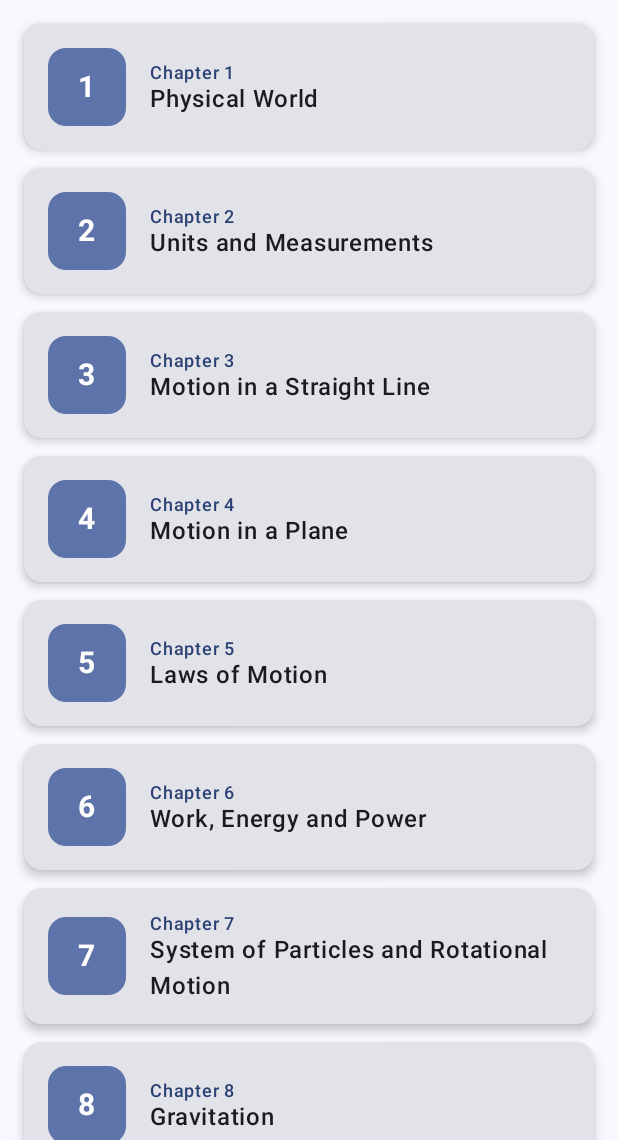
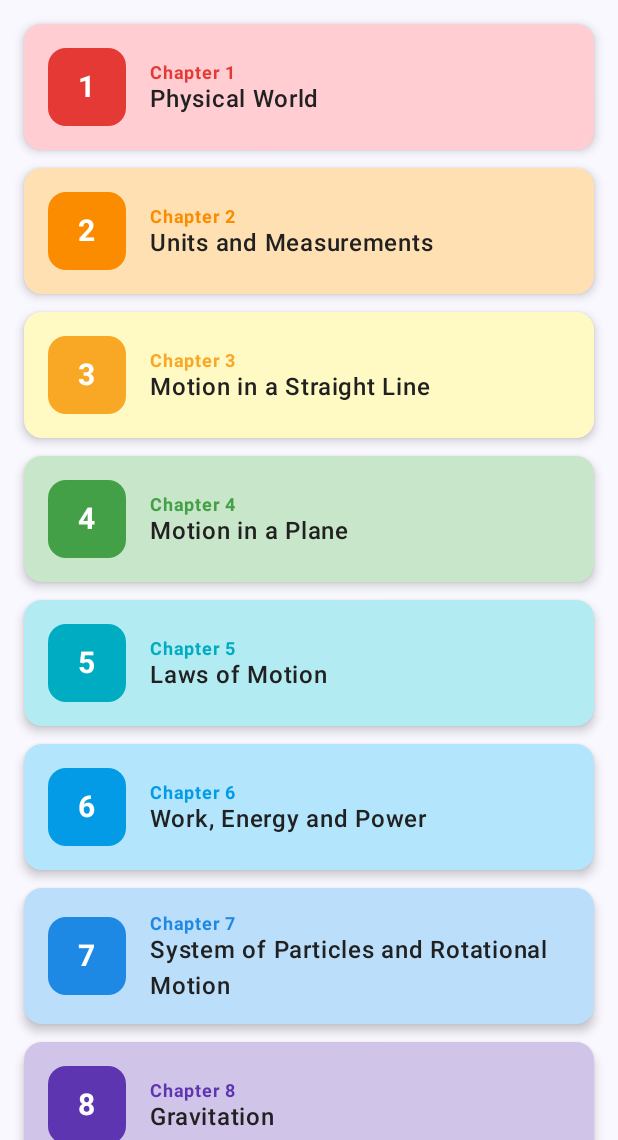
Before and after one commit to ssilu07/class-11-physics, an Android app built with Jetpack Compose: the screen it shows after launch (MainActivity), on a phone screen of 412 x 824 dp, the part 96-1236 px from its top. Run offline under Robolectric (Android 15) with nearby library versions, the light colour scheme and no system bars.

Commit message:
update loading

```diff
--- a/app/src/main/java/com/royals/class11physics/MainActivity.kt
+++ b/app/src/main/java/com/royals/class11physics/MainActivity.kt
@@ -31,6 +31,7 @@ import androidx.compose.material3.TopAppBarDefaults
 import androidx.compose.runtime.Composable
 import androidx.compose.ui.Alignment
 import androidx.compose.ui.Modifier
+import androidx.compose.ui.graphics.Color
 import androidx.compose.ui.platform.LocalContext
 import androidx.compose.ui.text.font.FontWeight
 import androidx.compose.ui.unit.dp
@@ -55,6 +56,42 @@ val chapters = listOf(
     Chapter(13, "Kinetic Theory", "chapter_13.html"),
     Chapter(14, "Oscillations", "chapter_14.html"),
     Chapter(15, "Waves", "chapter_15.html")
+)
+
+private val cardBgColors = listOf(
+    Color(0xFFFFCDD2), // 1  - Red
+    Color(0xFFFFE0B2), // 2  - Orange
+    Color(0xFFFFF9C4), // 3  - Yellow
+    Color(0xFFC8E6C9), // 4  - Green
+    Color(0xFFB2EBF2), // 5  - Cyan
+    Color(0xFFB3E5FC), // 6  - Light Blue
+    Color(0xFFBBDEFB), // 7  - Blue
+    Color(0xFFD1C4E9), // 8  - Deep Purple
+    Color(0xFFF8BBD9), // 9  - Pink
+    Color(0xFFDCEDC8), // 10 - Light Green
+    Color(0xFFB2DFDB), // 11 - Teal
+    Color(0xFFFFCCBC), // 12 - Deep Orange
+    Color(0xFFE1BEE7), // 13 - Purple
+    Color(0xFFB3E5FC), // 14 - Sky Blue
+    Color(0xFFFFE0B2), // 15 - Peach
+)
+
+private val cardNumberColors = listOf(
+    Color(0xFFE53935), // 1
+    Color(0xFFFB8C00), // 2
+    Color(0xFFF9A825), // 3
+    Color(0xFF43A047), // 4
+    Color(0xFF00ACC1), // 5
+    Color(0xFF039BE5), // 6
+    Color(0xFF1E88E5), // 7
+    Color(0xFF5E35B1), // 8
+    Color(0xFFE91E63), // 9
+    Color(0xFF7CB342), // 10
+    Color(0xFF00897B), // 11
+    Color(0xFFF4511E), // 12
+    Color(0xFF8E24AA), // 13
+    Color(0xFF0288D1), // 14
+    Color(0xFFF57C00), // 15
 )
 
 class MainActivity : ComponentActivity() {
@@ -106,11 +143,16 @@ fun ChapterListScreen() {
 
 @Composable
 fun ChapterCard(chapter: Chapter, onClick: () -> Unit) {
+    val colorIndex = (chapter.number - 1).coerceIn(0, cardBgColors.lastIndex)
+    val bgColor = cardBgColors[colorIndex]
+    val numberColor = cardNumberColors[colorIndex]
+
     Card(
         modifier = Modifier
             .fillMaxWidth()
             .clickable(onClick = onClick),
-        elevation = CardDefaults.cardElevation(defaultElevation = 4.dp)
+        elevation = CardDefaults.cardElevation(defaultElevation = 4.dp),
+        colors = CardDefaults.cardColors(containerColor = bgColor)
     ) {
         Row(
             modifier = Modifier
@@ -121,14 +163,14 @@ fun ChapterCard(chapter: Chapter, onClick: () -> Unit) {
             Surface(
                 modifier = Modifier.size(52.dp),
                 shape = MaterialTheme.shapes.medium,
-                color = MaterialTheme.colorScheme.primaryContainer
+                color = numberColor
             ) {
                 Box(contentAlignment = Alignment.Center) {
                     Text(
                         text = "${chapter.number}",
                         fontWeight = FontWeight.Bold,
                         fontSize = 20.sp,
-                        color = MaterialTheme.colorScheme.onPrimaryContainer
+                        color = Color.White
                     )
                 }
             }
@@ -137,12 +179,14 @@ fun ChapterCard(chapter: Chapter, onClick: () -> Unit) {
                 Text(
                     text = "Chapter ${chapter.number}",
                     style = MaterialTheme.typography.labelMedium,
-                    color = MaterialTheme.colorScheme.primary
+                    color = numberColor,
+                    fontWeight = FontWeight.Bold
                 )
                 Text(
                     text = chapter.title,
                     style = MaterialTheme.typography.bodyLarge,
-                    fontWeight = FontWeight.SemiBold
+                    fontWeight = FontWeight.SemiBold,
+                    color = Color(0xFF212121)
                 )
             }
         }
--- a/app/src/main/java/com/royals/class11physics/WebViewActivity.kt
+++ b/app/src/main/java/com/royals/class11physics/WebViewActivity.kt
@@ -9,10 +9,16 @@ import android.webkit.WebViewClient
 import androidx.activity.ComponentActivity
 import androidx.activity.compose.setContent
 import androidx.activity.enableEdgeToEdge
+import androidx.compose.foundation.layout.Row
+import androidx.compose.foundation.layout.Spacer
 import androidx.compose.foundation.layout.fillMaxSize
 import androidx.compose.foundation.layout.padding
+import androidx.compose.foundation.layout.size
+import androidx.compose.foundation.layout.width
 import androidx.compose.material.icons.Icons
 import androidx.compose.material.icons.filled.ArrowBack
+import androidx.compose.material3.AlertDialog
+import androidx.compose.material3.CircularProgressIndicator
 import androidx.compose.material3.ExperimentalMaterial3Api
 import androidx.compose.material3.Icon
 import androidx.compose.material3.IconButton
@@ -22,7 +28,13 @@ import androidx.compose.material3.Text
 import androidx.compose.material3.TopAppBar
 import androidx.compose.material3.TopAppBarDefaults
 import androidx.compose.runtime.Composable
+import androidx.compose.runtime.getValue
+import androidx.compose.runtime.mutableStateOf
+import androidx.compose.runtime.remember
+import androidx.compose.runtime.setValue
+import androidx.compose.ui.Alignment
 import androidx.compose.ui.Modifier
+import androidx.compose.ui.unit.dp
 import androidx.compose.ui.viewinterop.AndroidView
 import com.royals.class11physics.ui.theme.Class11PhysicsTheme
 
@@ -48,6 +60,8 @@ class WebViewActivity : ComponentActivity() {
 @OptIn(ExperimentalMaterial3Api::class)
 @Composable
 fun ChapterWebViewScreen(fileName: String, title: String, onBack: () -> Unit) {
+    var isLoading by remember { mutableStateOf(true) }
+
     Scaffold(
         topBar = {
             TopAppBar(
@@ -74,7 +88,11 @@ fun ChapterWebViewScreen(fileName: String, title: String, onBack: () -> Unit) {
                 .padding(paddingValues),
             factory = { context ->
                 WebView(context).apply {
-                    webViewClient = WebViewClient()
+                    webViewClient = object : WebViewClient() {
+                        override fun onPageFinished(view: WebView?, url: String?) {
+                            isLoading = false
+                        }
+                    }
                     webChromeClient = WebChromeClient()
                     setLayerType(View.LAYER_TYPE_HARDWARE, null)
                     with(settings) {
@@ -95,5 +113,20 @@ fun ChapterWebViewScreen(fileName: String, title: String, onBack: () -> Unit) {
                 }
             }
         )
+
+        if (isLoading) {
+            AlertDialog(
+                onDismissRequest = { },
+                confirmButton = { },
+                title = { Text("Loading...") },
+                text = {
+                    Row(verticalAlignment = Alignment.CenterVertically) {
+                        CircularProgressIndicator(modifier = Modifier.size(32.dp))
+                        Spacer(modifier = Modifier.width(16.dp))
+                        Text("Loading Please Wait...")
+                    }
+                }
+            )
+        }
     }
 }
```
